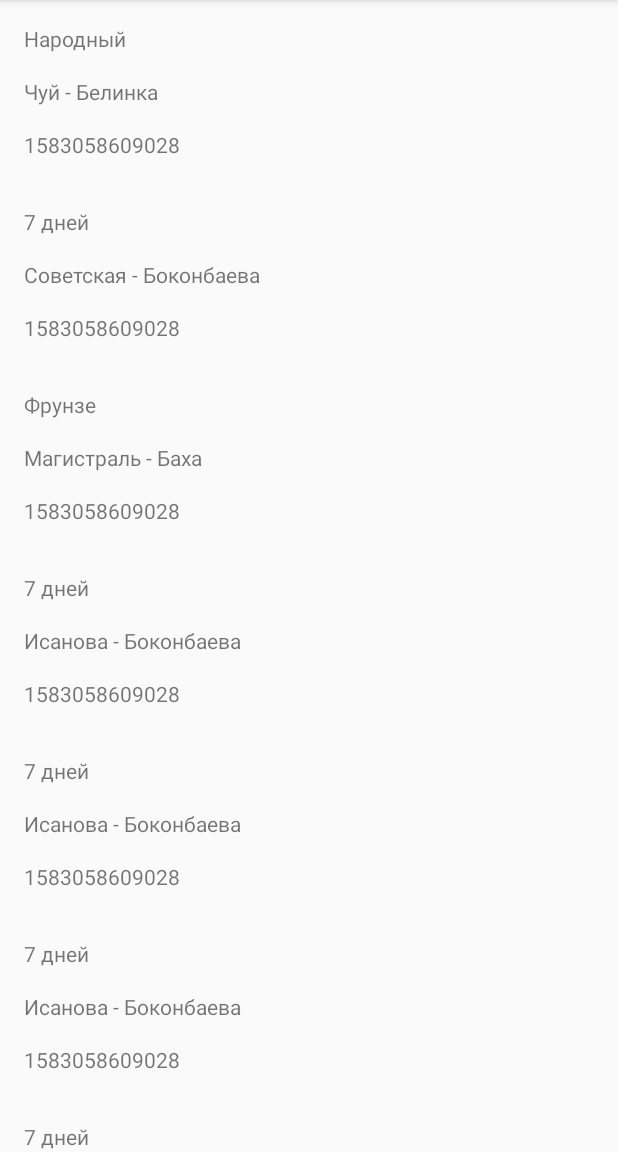
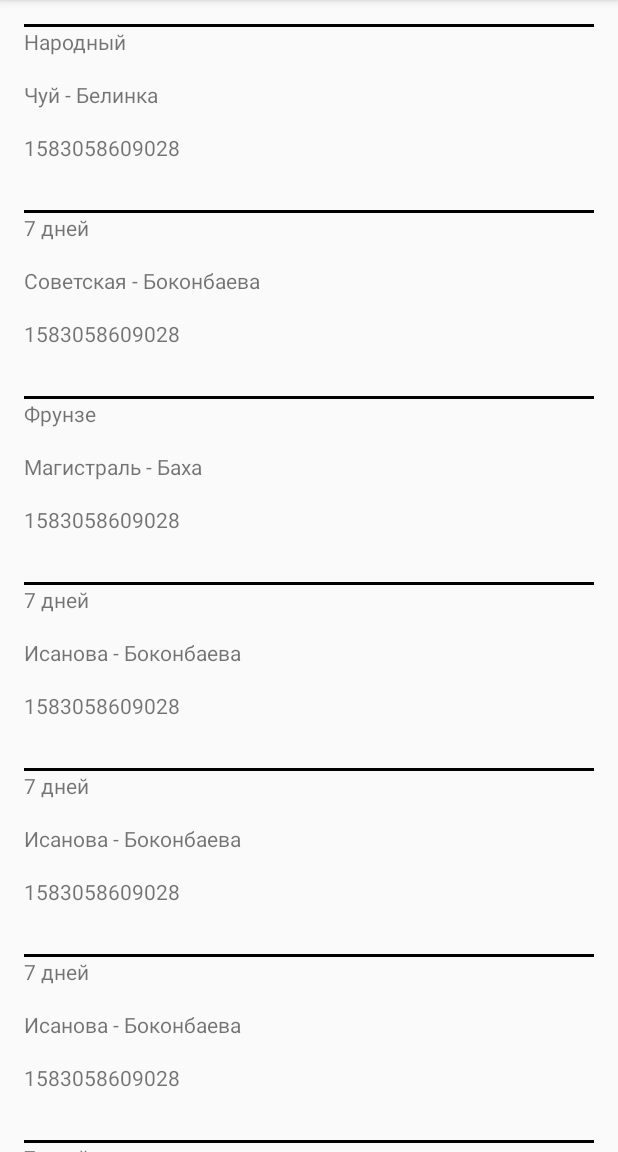
Before and after one commit to 9elight/FirstKotlinApp, an Android app: the FourthActivity screen opened directly, with no data from a screen before it, on a phone screen of 412 x 824 dp, the part 84-1236 px from its top. Run offline under Robolectric (Android 15) with nearby library versions, the phone set to English and light mode, and no system bars.

Commit message:
homework_2.1 -добавил линию в item

```diff
--- a/app/src/main/res/layout/item_fourth_vh.xml
+++ b/app/src/main/res/layout/item_fourth_vh.xml
@@ -4,11 +4,17 @@
     android:layout_height="wrap_content"
     xmlns:app="http://schemas.android.com/apk/res-auto"
     android:padding="@dimen/middle">
+    <View
+        android:id="@+id/line"
+        android:layout_width="match_parent"
+        android:layout_height="2dp"
+        android:background="@color/black"
+        app:layout_constraintTop_toTopOf="parent"/>
     <TextView
         android:id="@+id/shopName"
         android:layout_width="match_parent"
         android:layout_height="wrap_content"
-        app:layout_constraintTop_toTopOf="parent"
+        app:layout_constraintTop_toBottomOf="@id/line"
         />
     <TextView
         android:id="@+id/shopAddress"
```
